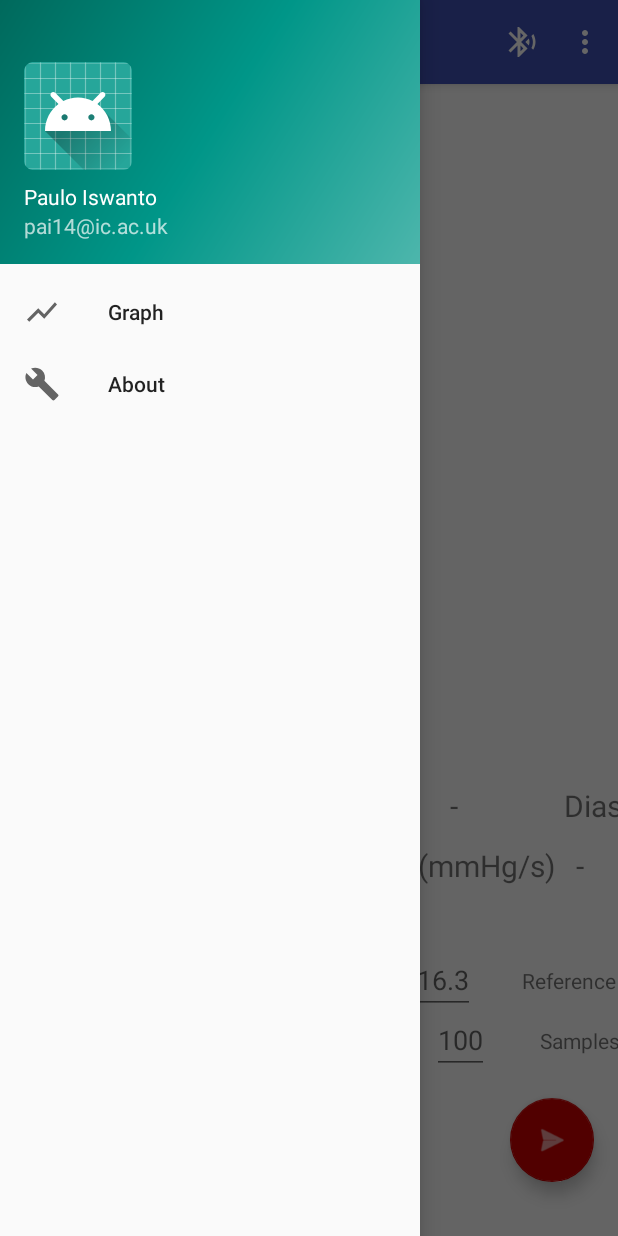
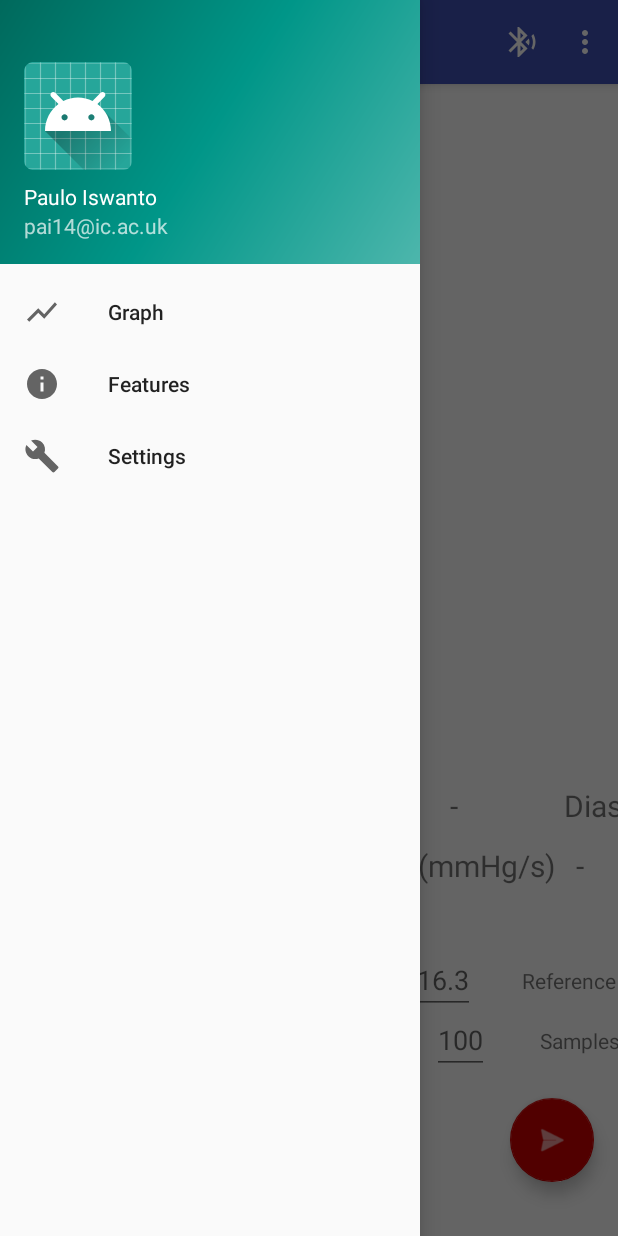
Before and after one commit to danwells96/BP-App, an Android app: the screen it shows after launch (MainActivity), with the side drawer open, on a phone screen of 412 x 824 dp. Run offline under Robolectric (Android 15) with nearby library versions, the phone set to English and light mode, and no system bars; libraries missing offline, so code that uses them is left out: com.github.mikephil.charting; plain views replace LineChart; 41 statements that could not run were skipped.

Commit message:
Added extra menu option for features fragment

```diff
--- a/app/src/main/java/com/project/paulo/bpapp/Graph.java
+++ b/app/src/main/java/com/project/paulo/bpapp/Graph.java
@@ -516,7 +516,7 @@ public class Graph extends Fragment implements OnChartValueSelectedListener {
         mChart.getXAxis().setPosition(XAxis.XAxisPosition.BOTTOM);
         xl.setTypeface(mTfLight);
         xl.setTextColor(Color.WHITE);
-        xl.setDrawGridLines(false);
+        xl.setDrawGridLines(true);
         xl.setAvoidFirstLastClipping(true);
         xl.setEnabled(true);
         xl.setTextColor(getResources().getColor(R.color.black));
--- a/app/src/main/java/com/project/paulo/bpapp/MainActivity.java
+++ b/app/src/main/java/com/project/paulo/bpapp/MainActivity.java
@@ -39,7 +39,7 @@ public class MainActivity extends AppCompatActivity
     @Override
     protected void onCreate(Bundle savedInstanceState) {
         super.onCreate(savedInstanceState);
-
+        System.out.println("Started");
         // REQUEST WRITE PERMISSION
         ActivityCompat.requestPermissions(this, new String[]{Manifest.permission.WRITE_EXTERNAL_STORAGE}, requestCode);
         onRequestPermissionsResult(requestCode, new String[]{Manifest.permission.WRITE_EXTERNAL_STORAGE}, grantResults);
@@ -83,7 +83,6 @@ public class MainActivity extends AppCompatActivity
         // automatically handle clicks on the Home/Up button, so long
         // as you specify a parent activity in AndroidManifest.xml.
         int id = item.getItemId();
-
 //        if (id == R.id.action_settings) {
 //            return true;
 //        }
@@ -99,9 +98,11 @@ public class MainActivity extends AppCompatActivity
             case R.id.graph:
                 fragment = new Graph();
                 break;
-            case R.id.about:
+            case R.id.features:
                 fragment = new About();
                 break;
+            case R.id.settings:
+                fragment = new About();
         }
 
         if (fragment != null){
--- a/app/src/main/res/drawable/ic_info_black_24dp.xml
+++ b/app/src/main/res/drawable/ic_info_black_24dp.xml
@@ -1,9 +1,9 @@
 <vector xmlns:android="http://schemas.android.com/apk/res/android"
-    android:width="24dp"
-    android:height="24dp"
-    android:viewportWidth="24.0"
-    android:viewportHeight="24.0">
+        android:width="24dp"
+        android:height="24dp"
+        android:viewportWidth="24.0"
+        android:viewportHeight="24.0">
     <path
         android:fillColor="#FF000000"
-        android:pathData="M12,2C6.48,2 2,6.48 2,12s4.48,10 10,10 10,-4.48 10,-10S17.52,2 12,2zm1,15h-2v-6h2v6zm0,-8h-2V7h2v2z" />
+        android:pathData="M12,2C6.48,2 2,6.48 2,12s4.48,10 10,10 10,-4.48 10,-10S17.52,2 12,2zM13,17h-2v-6h2v6zM13,9h-2L11,7h2v2z"/>
 </vector>
--- a/app/src/main/res/menu/activity_main_drawer.xml
+++ b/app/src/main/res/menu/activity_main_drawer.xml
@@ -9,9 +9,13 @@
             android:icon="@drawable/ic_show_chart_black_24dp"
             android:title="Graph" />
         <item
-            android:id="@+id/about"
+            android:id="@+id/features"
+            android:icon="@drawable/ic_info_black_24dp"
+            android:title="Features" />
+        <item
+            android:id="@+id/settings"
             android:icon="@drawable/ic_menu_manage"
-            android:title="About" />
+            android:title="Settings"/>
     </group>
 
 </menu>
```
